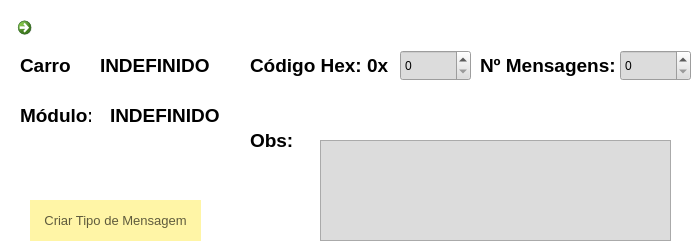
Before: the Qt Designer form FSIPLeiria/criartipomensagem.ui in tatianascgil/Projeto_Informatico_Formula_Student_Barramento_CAN, drawn with Qt 5.
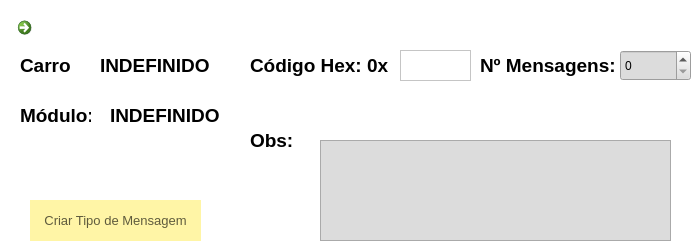
After: the same form once the commit is applied. Icons and pictures are not drawn.

The edit to the form file:
```diff
--- a/FSIPLeiria/criartipomensagem.ui
+++ b/FSIPLeiria/criartipomensagem.ui
@@ -223,22 +223,6 @@
     <string notr="true">background: rgb(220, 220, 220)</string>
    </property>
   </widget>
-  <widget class="QSpinBox" name="spinBoxCodHex">
-   <property name="geometry">
-    <rect>
-     <x>400</x>
-     <y>50</y>
-     <width>71</width>
-     <height>31</height>
-    </rect>
-   </property>
-   <property name="styleSheet">
-    <string notr="true">background: rgb(220, 220, 220)</string>
-   </property>
-   <property name="maximum">
-    <number>999999</number>
-   </property>
-  </widget>
   <widget class="QSpinBox" name="spinBoxNMsg">
    <property name="geometry">
     <rect>
@@ -255,6 +239,16 @@
     <number>999999</number>
    </property>
   </widget>
+  <widget class="QPlainTextEdit" name="plainTextEditCodHex">
+   <property name="geometry">
+    <rect>
+     <x>400</x>
+     <y>50</y>
+     <width>71</width>
+     <height>31</height>
+    </rect>
+   </property>
+  </widget>
  </widget>
  <resources/>
  <connections/>
```
